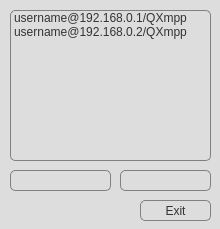
Old version of the form mainwindow.ui in the repository projedi/videochat.
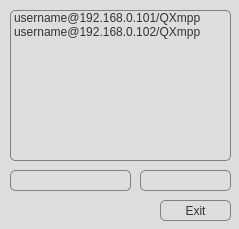
New version of the form. Icons and pictures are not drawn.

Commit message: Missed several initianlandfnadfisaition steps

```diff
--- a/mainwindow.ui
+++ b/mainwindow.ui
@@ -6,7 +6,7 @@
    <rect>
     <x>0</x>
     <y>0</y>
-    <width>220</width>
+    <width>239</width>
     <height>229</height>
    </rect>
   </property>
@@ -107,7 +107,7 @@
      <rect>
       <x>10</x>
       <y>170</y>
-      <width>101</width>
+      <width>121</width>
       <height>21</height>
      </rect>
     </property>
@@ -147,25 +147,25 @@
      <rect>
       <x>10</x>
       <y>10</y>
-      <width>201</width>
+      <width>221</width>
       <height>151</height>
      </rect>
     </property>
     <item>
      <property name="text">
-      <string>username@192.168.0.1/QXmpp</string>
+      <string>username@192.168.0.101/QXmpp</string>
      </property>
     </item>
     <item>
      <property name="text">
-      <string>username@192.168.0.2/QXmpp</string>
+      <string>username@192.168.0.102/QXmpp</string>
      </property>
     </item>
    </widget>
    <widget class="QPushButton" name="buttonExit">
     <property name="geometry">
      <rect>
-      <x>140</x>
+      <x>160</x>
       <y>200</y>
       <width>71</width>
       <height>21</height>
@@ -181,7 +181,7 @@
     </property>
     <property name="geometry">
      <rect>
-      <x>120</x>
+      <x>140</x>
       <y>170</y>
       <width>91</width>
       <height>21</height>
```
The commit also changes 2 other files.
